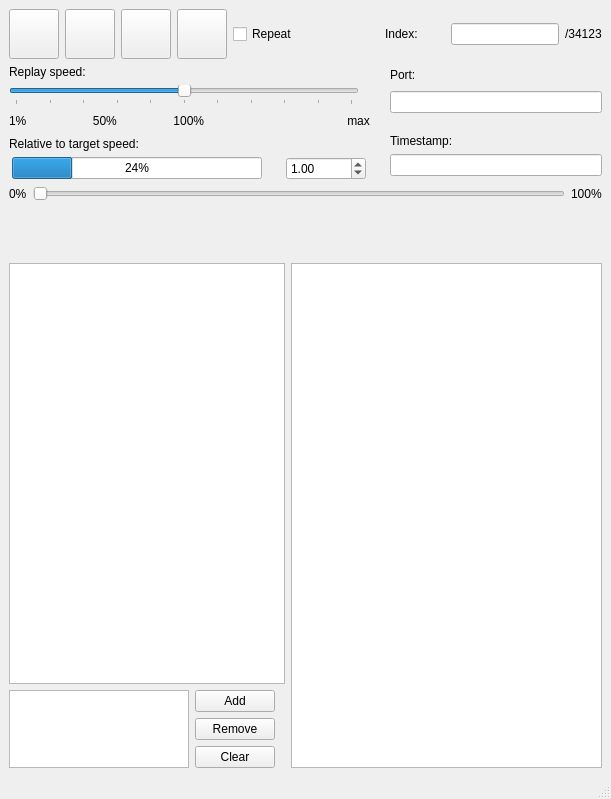
The window that src/main.ui (rock-cpp/new_rock_replay) describes before a commit, drawn with Qt 5.
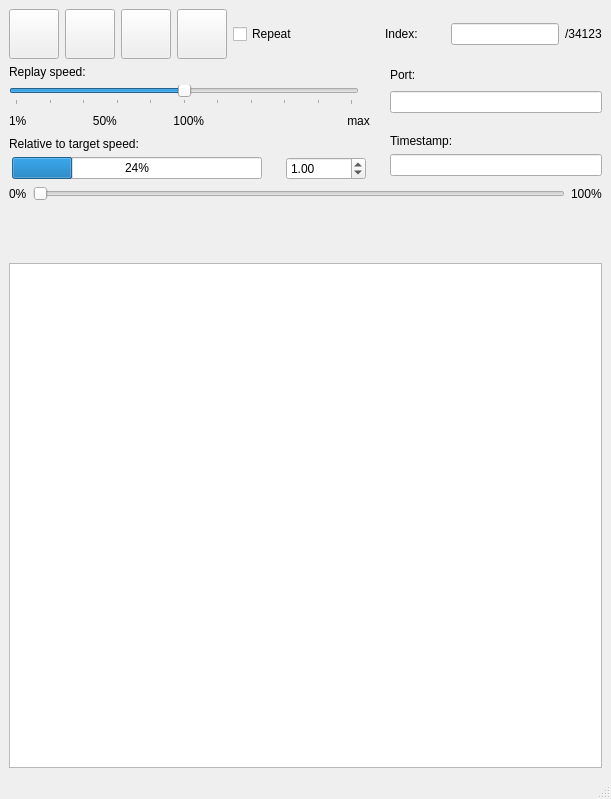
The same window after the commit. Icons and pictures are not drawn. Custom widgets are drawn as their Qt base class.

Commit message: label renaming and layout change

What changed in the file:
```diff
--- a/src/main.ui
+++ b/src/main.ui
@@ -659,19 +659,7 @@
            <number>0</number>
           </property>
           <item>
-           <widget class="QListView" name="taskNameList">
-            <property name="sizePolicy">
-             <sizepolicy hsizetype="Maximum" vsizetype="Expanding">
-              <horstretch>0</horstretch>
-              <verstretch>0</verstretch>
-             </sizepolicy>
-            </property>
-            <property name="maximumSize">
-             <size>
-              <width>300</width>
-              <height>16777215</height>
-             </size>
-            </property>
+           <widget class="QTreeView" name="taskNameList">
             <property name="editTriggers">
              <set>QAbstractItemView::NoEditTriggers</set>
             </property>
@@ -682,88 +670,17 @@
             <property name="topMargin">
              <number>0</number>
             </property>
-            <item>
-             <widget class="QTreeView" name="treeView">
-              <property name="sizePolicy">
-               <sizepolicy hsizetype="Maximum" vsizetype="Maximum">
-                <horstretch>0</horstretch>
-                <verstretch>0</verstretch>
-               </sizepolicy>
-              </property>
-              <property name="minimumSize">
-               <size>
-                <width>0</width>
-                <height>0</height>
-               </size>
-              </property>
-              <property name="maximumSize">
-               <size>
-                <width>180</width>
-                <height>110</height>
-               </size>
-              </property>
-             </widget>
-            </item>
             <item>
              <layout class="QVBoxLayout" name="verticalLayout_9">
               <property name="rightMargin">
                <number>10</number>
               </property>
-              <item>
-               <widget class="QPushButton" name="pushButton_6">
-                <property name="text">
-                 <string>Add</string>
-                </property>
-                <property name="icon">
-                 <iconset resource="ressources.qrc">
-                  <normaloff>:/icons/icons/Icons-master/picol_latest_prerelease_svg/plus.svg</normaloff>:/icons/icons/Icons-master/picol_latest_prerelease_svg/plus.svg</iconset>
-                </property>
-               </widget>
-              </item>
-              <item>
-               <widget class="QPushButton" name="pushButton_4">
-                <property name="text">
-                 <string>Remove</string>
-                </property>
-                <property name="icon">
-                 <iconset resource="ressources.qrc">
-                  <normaloff>:/icons/icons/Icons-master/picol_latest_prerelease_svg/cancel.svg</normaloff>:/icons/icons/Icons-master/picol_latest_prerelease_svg/cancel.svg</iconset>
-                </property>
-               </widget>
-              </item>
-              <item>
-               <widget class="QPushButton" name="pushButton_8">
-                <property name="text">
-                 <string>Clear</string>
-                </property>
-                <property name="icon">
-                 <iconset resource="ressources.qrc">
-                  <normaloff>:/icons/icons/Icons-master/picol_latest_prerelease_svg/trash.svg</normaloff>:/icons/icons/Icons-master/picol_latest_prerelease_svg/trash.svg</iconset>
-                </property>
-               </widget>
-              </item>
              </layout>
             </item>
            </layout>
           </item>
          </layout>
         </item>
-        <item>
-         <widget class="QTreeView" name="treeView_2">
-          <property name="sizePolicy">
-           <sizepolicy hsizetype="Expanding" vsizetype="Expanding">
-            <horstretch>0</horstretch>
-            <verstretch>0</verstretch>
-           </sizepolicy>
-          </property>
-          <property name="minimumSize">
-           <size>
-            <width>0</width>
-            <height>300</height>
-           </size>
-          </property>
-         </widget>
-        </item>
        </layout>
       </item>
      </layout>
```
Left out of the diff: 2 changed lines with no effect on the pictures.
